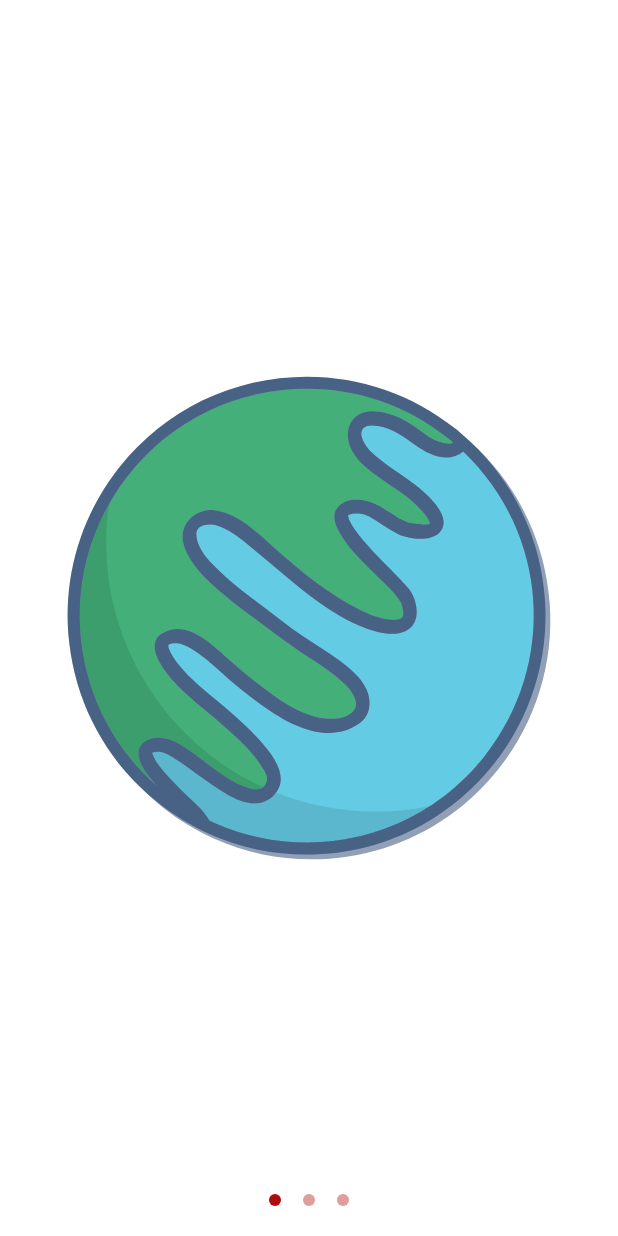
After one commit to vikzak/CousreMaterialDesign, an Android app: the NavigationActivity screen opened directly, with no data from a screen before it, on a phone screen of 412 x 824 dp. The commit adds this screen. Run offline under Robolectric (Android 15) with nearby library versions, the phone set to English and light mode, and no system bars; Roboto replaces fonts that are not available here.

Commit message:
ДЗ№3: ViewPager добавлен

```diff
--- a/app/src/main/AndroidManifest.xml
+++ b/app/src/main/AndroidManifest.xml
@@ -23,6 +23,9 @@
         <meta-data
             android:name="preloaded_fonts"
             android:resource="@array/preloaded_fonts" />
+        <activity android:name=".view.navigation.NavigationActivity"
+            android:exported="true">
+        </activity>
     </application>
 
 </manifest>
--- a/app/src/main/java/ru/gb/cousrematerialdesign/view/navigation/EarthFragment.kt
+++ b/app/src/main/java/ru/gb/cousrematerialdesign/view/navigation/EarthFragment.kt
@@ -3,12 +3,13 @@ package ru.gb.cousrematerialdesign.view.navigation
 import android.os.Bundle
 import android.view.*
 import androidx.fragment.app.Fragment
+import ru.gb.cousrematerialdesign.databinding.FragmentEarthBinding
 import ru.gb.cousrematerialdesign.databinding.FragmentMainBinding
 
 class EarthFragment : Fragment() {
 
-    private var _binding: FragmentMainBinding? = null
-    private val binding: FragmentMainBinding
+    private var _binding: FragmentEarthBinding? = null
+    private val binding: FragmentEarthBinding
         get() = _binding!!
 
 
@@ -17,7 +18,7 @@ class EarthFragment : Fragment() {
         container: ViewGroup?,
         savedInstanceState: Bundle?
     ): View {
-        _binding = FragmentMainBinding.inflate(inflater, container, false)
+        _binding = FragmentEarthBinding.inflate(inflater, container, false)
         return binding.root
     }
 
--- a/app/src/main/java/ru/gb/cousrematerialdesign/view/navigation/MarsFragment.kt
+++ b/app/src/main/java/ru/gb/cousrematerialdesign/view/navigation/MarsFragment.kt
@@ -20,6 +20,7 @@ import com.google.android.material.bottomsheet.BottomSheetBehavior
 import com.google.android.material.chip.Chip
 import ru.gb.cousrematerialdesign.R
 import ru.gb.cousrematerialdesign.databinding.FragmentMainBinding
+import ru.gb.cousrematerialdesign.databinding.FragmentMarsBinding
 import ru.gb.cousrematerialdesign.utils.showSnackBar
 import ru.gb.cousrematerialdesign.utils.showToastMessageText
 import ru.gb.cousrematerialdesign.view.MainActivity
@@ -30,8 +31,8 @@ import java.util.*
 
 class MarsFragment : Fragment() {
 
-    private var _binding: FragmentMainBinding? = null
-    private val binding: FragmentMainBinding
+    private var _binding: FragmentMarsBinding? = null
+    private val binding: FragmentMarsBinding
         get() = _binding!!
 
 
@@ -40,7 +41,7 @@ class MarsFragment : Fragment() {
         container: ViewGroup?,
         savedInstanceState: Bundle?
     ): View {
-        _binding = FragmentMainBinding.inflate(inflater, container, false)
+        _binding = FragmentMarsBinding.inflate(inflater, container, false)
         return binding.root
     }
 
--- /dev/null
+++ b/app/src/main/java/ru/gb/cousrematerialdesign/view/navigation/NavigationActivity.kt
@@ -0,0 +1,24 @@
+package ru.gb.cousrematerialdesign.view.navigation
+
+import androidx.appcompat.app.AppCompatActivity
+import android.os.Bundle
+import android.view.View
+import ru.gb.cousrematerialdesign.R
+import ru.gb.cousrematerialdesign.databinding.ActivityMainBinding
+import ru.gb.cousrematerialdesign.databinding.ActivityNavigationBinding
+import ru.gb.cousrematerialdesign.databinding.BottomSheetLayoutBinding
+import ru.gb.cousrematerialdesign.view.main.PictureOfTheDayFragment
+
+
+class NavigationActivity : AppCompatActivity(){
+
+    private lateinit var binding: ActivityNavigationBinding
+
+    override fun onCreate(savedInstanceState: Bundle?) {
+        super.onCreate(savedInstanceState)
+        binding = ActivityNavigationBinding.inflate(layoutInflater)
+        setContentView(binding.root)
+
+        binding.viewPager.adapter = ViewPagerAdapter(supportFragmentManager)
+    }
+}
--- /dev/null
+++ b/app/src/main/java/ru/gb/cousrematerialdesign/view/navigation/ViewPagerAdapter.kt
@@ -0,0 +1,21 @@
+package ru.gb.cousrematerialdesign.view.navigation
+
+import androidx.fragment.app.FragmentManager
+import androidx.fragment.app.FragmentPagerAdapter
+
+private const val EARTH_KEY = 0
+private const val MARS_KEY = 1
+private const val SYSTEM_KEY = 2
+
+class ViewPagerAdapter(
+    private val fragmentManager: FragmentManager
+) : FragmentPagerAdapter(fragmentManager) {
+
+    private val fragments = arrayOf(EarthFragment(), MarsFragment(), SystemFragment())
+
+    override fun getCount() = fragments.size
+
+
+    override fun getItem(position: Int) = fragments[position]
+
+}
--- /dev/null
+++ b/app/src/main/res/layout/activity_navigation.xml
@@ -0,0 +1,16 @@
+<androidx.constraintlayout.widget.ConstraintLayout xmlns:android="http://schemas.android.com/apk/res/android"
+    xmlns:app="http://schemas.android.com/apk/res-auto"
+    xmlns:tools="http://schemas.android.com/tools"
+    android:layout_width="match_parent"
+    android:layout_height="match_parent"
+    tools:context=".view.navigation.NavigationActivity">
+
+    <androidx.viewpager.widget.ViewPager
+        android:id="@+id/view_pager"
+        android:layout_width="match_parent"
+        android:layout_height="match_parent"
+        app:layout_constraintBottom_toBottomOf="parent"
+        app:layout_constraintEnd_toEndOf="parent"
+        app:layout_constraintStart_toStartOf="parent"
+        app:layout_constraintTop_toTopOf="parent" />
+</androidx.constraintlayout.widget.ConstraintLayout>
--- a/app/src/main/res/layout/fragment_earth.xml
+++ b/app/src/main/res/layout/fragment_earth.xml
@@ -9,4 +9,39 @@
         android:layout_height="match_parent"
         app:srcCompat="@drawable/bg_earth" />
 
+    <LinearLayout
+        android:layout_width="wrap_content"
+        android:layout_height="wrap_content"
+        android:layout_gravity="center_horizontal|bottom"
+        android:layout_marginBottom="20dp"
+        android:orientation="horizontal">
+
+        <ImageView
+            android:layout_width="wrap_content"
+            android:layout_height="wrap_content"
+            android:layout_marginStart="7dp"
+            android:layout_marginLeft="7dp"
+            android:layout_marginEnd="7dp"
+            android:layout_marginRight="7dp"
+            android:src="@drawable/swipe_indicator_active" />
+
+        <ImageView
+            android:layout_width="wrap_content"
+            android:layout_height="wrap_content"
+            android:layout_marginStart="7dp"
+            android:layout_marginLeft="7dp"
+            android:layout_marginEnd="7dp"
+            android:layout_marginRight="7dp"
+            android:src="@drawable/swipe_indicator_passive" />
+
+        <ImageView
+            android:layout_width="wrap_content"
+            android:layout_height="wrap_content"
+            android:layout_marginStart="7dp"
+            android:layout_marginLeft="7dp"
+            android:layout_marginEnd="7dp"
+            android:layout_marginRight="7dp"
+            android:src="@drawable/swipe_indicator_passive" />
+    </LinearLayout>
+
 </FrameLayout>
--- a/app/src/main/res/menu/menu_bottom_navigation.xml
+++ b/app/src/main/res/menu/menu_bottom_navigation.xml
@@ -4,7 +4,7 @@
         <item
             android:id="@+id/navigation_one"
             android:icon="@drawable/ic_archive"
-            android:title="На экран 1" />
+            android:title="На экран NA" />
         <item
             android:id="@+id/navigation_two"
             android:icon="@drawable/ic_send"
```
Also changed, not shown: app/src/main/java/ru/gb/cousrematerialdesign/view/main/BottomNavigationDrawerFragment.kt (+23 -0 lines), app/src/main/java/ru/gb/cousrematerialdesign/view/navigation/SystemFragment.kt (+4 -3 lines), app/src/main/res/layout/fragment_mars.xml (+35 -0 lines), app/src/main/res/layout/fragment_system.xml (+35 -0 lines).
